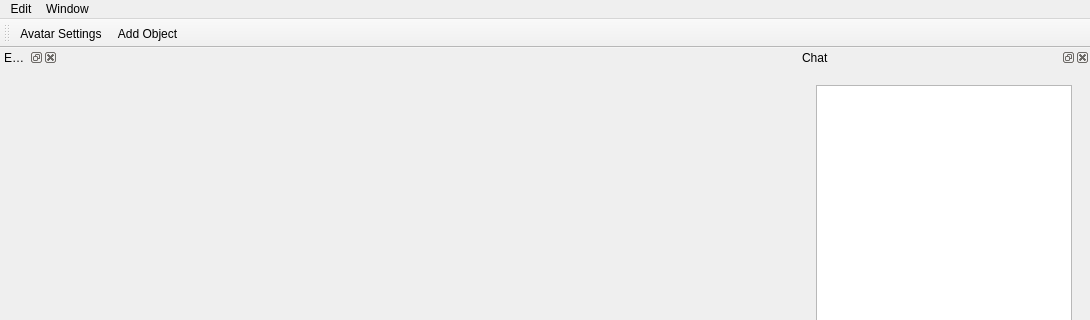
Old version of the form gui_client/MainWindow.ui in the repository shipilovden/substrata-metasiberia; both pictures show x 0 to 1090 and y 0 to 320 of the 1090 by 639 pixel window.
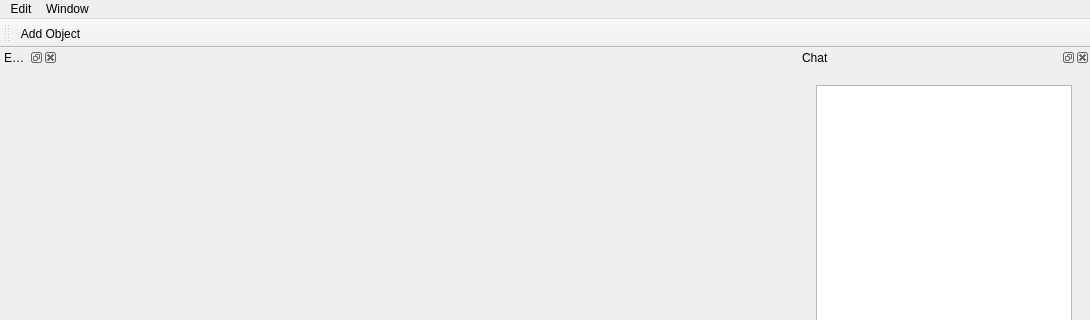
New version of the form. Custom widgets are drawn as their Qt base class.

Diff of the .ui file:
```diff
--- a/gui_client/MainWindow.ui
+++ b/gui_client/MainWindow.ui
@@ -57,7 +57,6 @@
    <attribute name="toolBarBreak">
     <bool>false</bool>
    </attribute>
-   <addaction name="actionAvatarSettings"/>
    <addaction name="actionAddObject"/>
   </widget>
   <widget class="QDockWidget" name="chatDockWidget">
```
Left out of the diff: 18 changed lines with no effect on the pictures.
